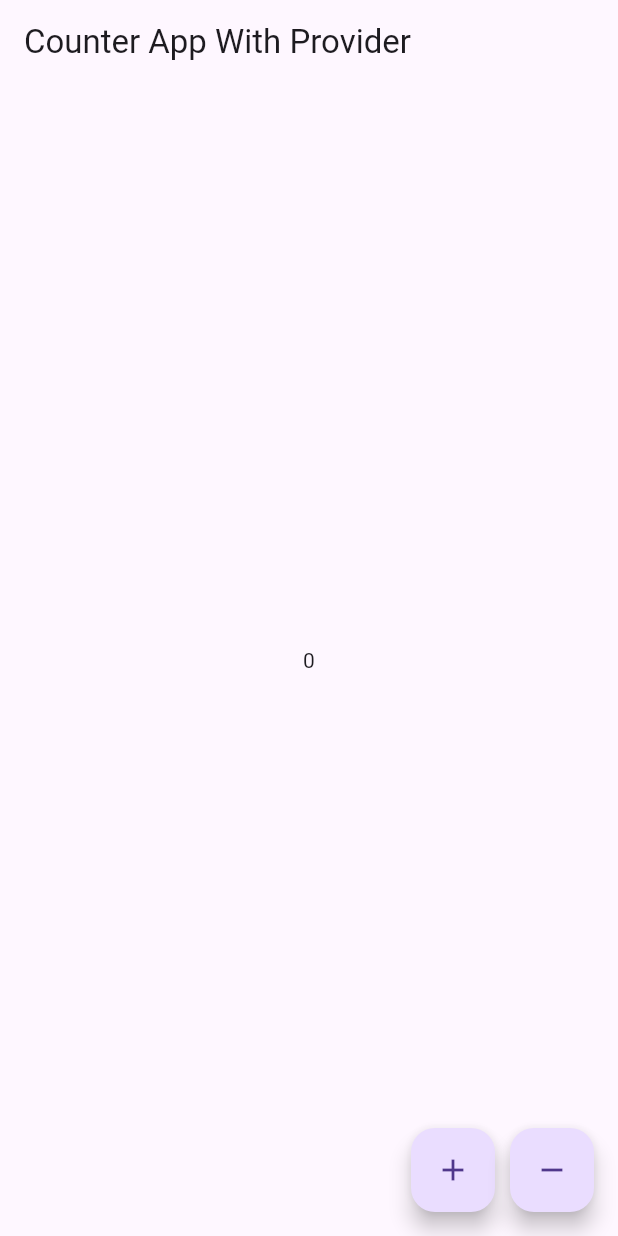
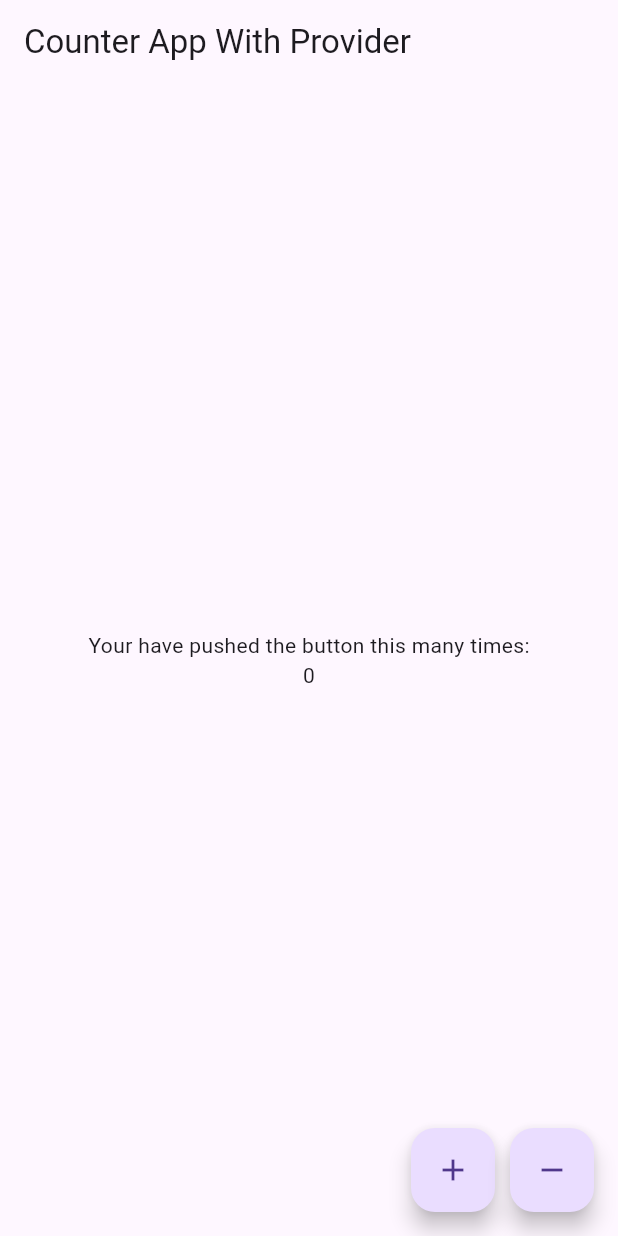
Before and after one commit to remyamp1/Provider, a Flutter app: the screen it shows after launch, on a phone screen of 412 x 824 dp. Run offline on Flutter 3.47's test engine with Material 3 defaults, Android fonts, the phone set to English and light mode, and no system bars.

Commit message:
7-10-24 Provider

```diff
--- a/lib/first.dart
+++ b/lib/first.dart
@@ -17,6 +17,7 @@ class _counterDemoState extends State<CounterDemo>{
         Column(
           mainAxisAlignment: MainAxisAlignment.center,
           children: [
+            Text("Your have pushed the button this many times:"),
             Text("${counterprovider.count}"),
           ],
         ),
--- a/lib/main.dart
+++ b/lib/main.dart
@@ -14,7 +14,7 @@ class MyApp extends StatelessWidget {
   @override
   Widget build(BuildContext context) {
     return ChangeNotifierProvider(
-      create: (context) => CounterProviver(),
+      create: (context)=>CounterProviver(),
       child: MaterialApp(
         debugShowCheckedModeBanner: false,
         home: CounterDemo(),
```
